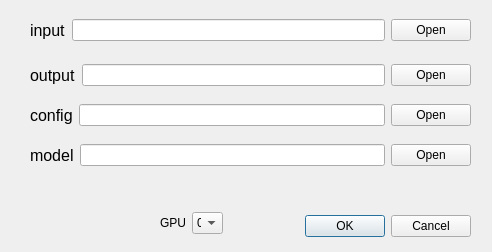
This is ui/classification/Dialog_predict.ui in scrssys/SCRS_RS_AI as Qt 5 draws it before an edit. The edited form follows.
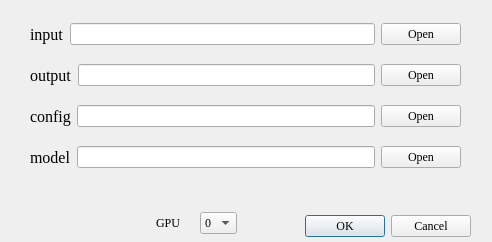
This is the edited form.

Patch:
```diff
--- a/ui/classification/Dialog_predict.ui
+++ b/ui/classification/Dialog_predict.ui
@@ -7,7 +7,7 @@
     <x>0</x>
     <y>0</y>
     <width>492</width>
-    <height>252</height>
+    <height>242</height>
    </rect>
   </property>
   <property name="windowTitle">
@@ -22,6 +22,11 @@
      <height>32</height>
     </rect>
    </property>
+   <property name="font">
+    <font>
+     <family>Times New Roman</family>
+    </font>
+   </property>
    <property name="orientation">
     <enum>Qt::Horizontal</enum>
    </property>
@@ -32,117 +37,25 @@
   <widget class="QWidget" name="layoutWidget">
    <property name="geometry">
     <rect>
-     <x>30</x>
-     <y>10</y>
-     <width>441</width>
-     <height>41</height>
-    </rect>
-   </property>
-   <layout class="QHBoxLayout" name="horizontalLayout">
-    <item>
-     <widget class="QLabel" name="label">
-      <property name="font">
-       <font>
-        <pointsize>12</pointsize>
-       </font>
-      </property>
-      <property name="text">
-       <string>input</string>
-      </property>
-     </widget>
-    </item>
-    <item>
-     <widget class="QLineEdit" name="lineEdit_input"/>
-    </item>
-    <item>
-     <widget class="QPushButton" name="BT_input">
-      <property name="text">
-       <string>Open</string>
-      </property>
-     </widget>
-    </item>
-   </layout>
-  </widget>
-  <widget class="QWidget" name="layoutWidget">
-   <property name="geometry">
-    <rect>
-     <x>30</x>
-     <y>60</y>
-     <width>441</width>
-     <height>31</height>
-    </rect>
-   </property>
-   <layout class="QHBoxLayout" name="horizontalLayout_2">
-    <item>
-     <widget class="QLabel" name="label_2">
-      <property name="font">
-       <font>
-        <pointsize>12</pointsize>
-       </font>
-      </property>
-      <property name="text">
-       <string>output</string>
-      </property>
-     </widget>
-    </item>
-    <item>
-     <widget class="QLineEdit" name="lineEdit_output"/>
-    </item>
-    <item>
-     <widget class="QPushButton" name="BT_output">
-      <property name="text">
-       <string>Open</string>
-      </property>
-     </widget>
-    </item>
-   </layout>
-  </widget>
-  <widget class="QWidget" name="layoutWidget">
-   <property name="geometry">
-    <rect>
-     <x>30</x>
-     <y>100</y>
-     <width>441</width>
-     <height>31</height>
-    </rect>
-   </property>
-   <layout class="QHBoxLayout" name="horizontalLayout_3">
-    <item>
-     <widget class="QLabel" name="label_3">
-      <property name="font">
-       <font>
-        <pointsize>12</pointsize>
-       </font>
-      </property>
-      <property name="text">
-       <string>config</string>
-      </property>
-     </widget>
-    </item>
-    <item>
-     <widget class="QLineEdit" name="lineEdit_config"/>
-    </item>
-    <item>
-     <widget class="QPushButton" name="BT_config">
-      <property name="text">
-       <string>Open</string>
-      </property>
-     </widget>
-    </item>
-   </layout>
-  </widget>
-  <widget class="QWidget" name="layoutWidget">
-   <property name="geometry">
-    <rect>
-     <x>160</x>
+     <x>156</x>
      <y>210</y>
-     <width>63</width>
+     <width>81</width>
      <height>26</height>
     </rect>
    </property>
+   <property name="font">
+    <font>
+     <family>Times New Roman</family>
+    </font>
+   </property>
    <layout class="QHBoxLayout" name="horizontalLayout_4">
     <item>
      <widget class="QLabel" name="label_4">
+      <property name="font">
+       <font>
+        <family>Times New Roman</family>
+       </font>
+      </property>
       <property name="text">
        <string>GPU</string>
       </property>
@@ -150,6 +63,11 @@
     </item>
     <item>
      <widget class="QComboBox" name="comboBox_gpu">
+      <property name="font">
+       <font>
+        <family>Times New Roman</family>
+       </font>
+      </property>
       <item>
        <property name="text">
         <string>0</string>
@@ -194,37 +112,170 @@
     </item>
    </layout>
   </widget>
-  <widget class="QWidget" name="layoutWidget_2">
+  <widget class="QWidget" name="layoutWidget">
    <property name="geometry">
     <rect>
      <x>30</x>
-     <y>140</y>
-     <width>441</width>
-     <height>31</height>
+     <y>10</y>
+     <width>431</width>
+     <height>171</height>
     </rect>
    </property>
-   <layout class="QHBoxLayout" name="horizontalLayout_5">
+   <layout class="QVBoxLayout" name="verticalLayout_2">
     <item>
-     <widget class="QLabel" name="label_5">
-      <property name="font">
-       <font>
-        <pointsize>12</pointsize>
-       </font>
-      </property>
-      <property name="text">
-       <string>model</string>
-      </property>
-     </widget>
+     <layout class="QHBoxLayout" name="horizontalLayout">
+      <item>
+       <widget class="QLabel" name="label">
+        <property name="font">
+         <font>
+          <family>Times New Roman</family>
+          <pointsize>12</pointsize>
+         </font>
+        </property>
+        <property name="text">
+         <string>input</string>
+        </property>
+       </widget>
+      </item>
+      <item>
+       <widget class="QLineEdit" name="lineEdit_input">
+        <property name="font">
+         <font>
+          <family>Times New Roman</family>
+         </font>
+        </property>
+       </widget>
+      </item>
+      <item>
+       <widget class="QPushButton" name="BT_input">
+        <property name="font">
+         <font>
+          <family>Times New Roman</family>
+         </font>
+        </property>
+        <property name="text">
+         <string>Open</string>
+        </property>
+       </widget>
+      </item>
+     </layout>
     </item>
     <item>
-     <widget class="QLineEdit" name="lineEdit_model"/>
+     <layout class="QHBoxLayout" name="horizontalLayout_2">
+      <item>
+       <widget class="QLabel" name="label_2">
+        <property name="font">
+         <font>
+          <family>Times New Roman</family>
+          <pointsize>12</pointsize>
+         </font>
+        </property>
+        <property name="text">
+         <string>output</string>
+        </property>
+       </widget>
+      </item>
+      <item>
+       <widget class="QLineEdit" name="lineEdit_output">
+        <property name="font">
+         <font>
+          <family>Times New Roman</family>
+         </font>
+        </property>
+       </widget>
+      </item>
+      <item>
+       <widget class="QPushButton" name="BT_output">
+        <property name="font">
+         <font>
+          <family>Times New Roman</family>
+         </font>
+        </property>
+        <property name="text">
+         <string>Open</string>
+        </property>
+       </widget>
+      </item>
+     </layout>
     </item>
     <item>
-     <widget class="QPushButton" name="BT_model">
-      <property name="text">
-       <string>Open</string>
-      </property>
-     </widget>
+     <layout class="QHBoxLayout" name="horizontalLayout_3">
+      <item>
+       <widget class="QLabel" name="label_3">
+        <property name="font">
+         <font>
+          <family>Times New Roman</family>
+          <pointsize>12</pointsize>
+         </font>
+        </property>
+        <property name="text">
+         <string>config</string>
+        </property>
+       </widget>
+      </item>
+      <item>
+       <widget class="QLineEdit" name="lineEdit_config">
+        <property name="font">
+         <font>
+          <family>Times New Roman</family>
+         </font>
+        </property>
+       </widget>
+      </item>
+      <item>
+       <widget class="QPushButton" name="BT_config">
+        <property name="font">
+         <font>
+          <family>Times New Roman</family>
+         </font>
+        </property>
+        <property name="text">
+         <string>Open</string>
+        </property>
+       </widget>
+      </item>
+     </layout>
+    </item>
+    <item>
+     <layout class="QHBoxLayout" name="horizontalLayout_5">
+      <item>
+       <widget class="QLabel" name="label_5">
+        <property name="font">
+         <font>
+          <family>Times New Roman</family>
+          <pointsize>12</pointsize>
+         </font>
+        </property>
+        <property name="text">
+         <string>model</string>
+        </property>
+       </widget>
+      </item>
+      <item>
+       <layout class="QVBoxLayout" name="verticalLayout"/>
+      </item>
+      <item>
+       <widget class="QLineEdit" name="lineEdit_model">
+        <property name="font">
+         <font>
+          <family>Times New Roman</family>
+         </font>
+        </property>
+       </widget>
+      </item>
+      <item>
+       <widget class="QPushButton" name="BT_model">
+        <property name="font">
+         <font>
+          <family>Times New Roman</family>
+         </font>
+        </property>
+        <property name="text">
+         <string>Open</string>
+        </property>
+       </widget>
+      </item>
+     </layout>
     </item>
    </layout>
   </widget>
```
